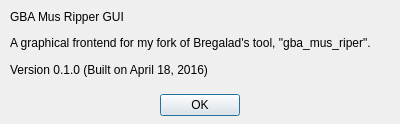
Qt form aboutdialog.ui (CaptainSwag101/gba-mus-ripper-gui) before a commit.
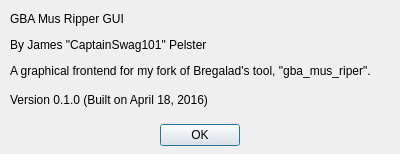
The same form after that commit.

Commit message: Add creator info to 'About' dialog

What changed in the file:
```diff
--- a/aboutdialog.ui
+++ b/aboutdialog.ui
@@ -7,7 +7,7 @@
     <x>0</x>
     <y>0</y>
     <width>400</width>
-    <height>124</height>
+    <height>154</height>
    </rect>
   </property>
   <property name="windowTitle">
@@ -17,7 +17,7 @@
    <property name="geometry">
     <rect>
      <x>10</x>
-     <y>90</y>
+     <y>120</y>
      <width>381</width>
      <height>31</height>
     </rect>
@@ -44,14 +44,20 @@
      <x>10</x>
      <y>10</y>
      <width>381</width>
-     <height>41</height>
+     <height>71</height>
     </rect>
    </property>
    <layout class="QHBoxLayout" name="horizontalLayout_3">
     <item>
      <widget class="QLabel" name="label">
+      <property name="sizePolicy">
+       <sizepolicy hsizetype="MinimumExpanding" vsizetype="Preferred">
+        <horstretch>0</horstretch>
+        <verstretch>0</verstretch>
+       </sizepolicy>
+      </property>
       <property name="text">
-       <string>&lt;html&gt;&lt;head/&gt;&lt;body&gt;&lt;p&gt;GBA Mus Ripper GUI&lt;/p&gt;&lt;p&gt;A graphical frontend for my fork of Bregalad's tool, &amp;quot;gba_mus_riper&amp;quot;.&lt;/p&gt;&lt;/body&gt;&lt;/html&gt;</string>
+       <string>&lt;html&gt;&lt;head/&gt;&lt;body&gt;&lt;p&gt;GBA Mus Ripper GUI&lt;/p&gt;&lt;p&gt;By James &amp;quot;CaptainSwag101&amp;quot; Pelster&lt;/p&gt;&lt;p&gt;A graphical frontend for my fork of Bregalad's tool, &amp;quot;gba_mus_riper&amp;quot;.&lt;/p&gt;&lt;/body&gt;&lt;/html&gt;</string>
       </property>
      </widget>
     </item>
@@ -61,7 +67,7 @@
    <property name="geometry">
     <rect>
      <x>10</x>
-     <y>50</y>
+     <y>80</y>
      <width>381</width>
      <height>40</height>
     </rect>
```
Left out of the diff: 2 changed lines with no effect on the pictures.
